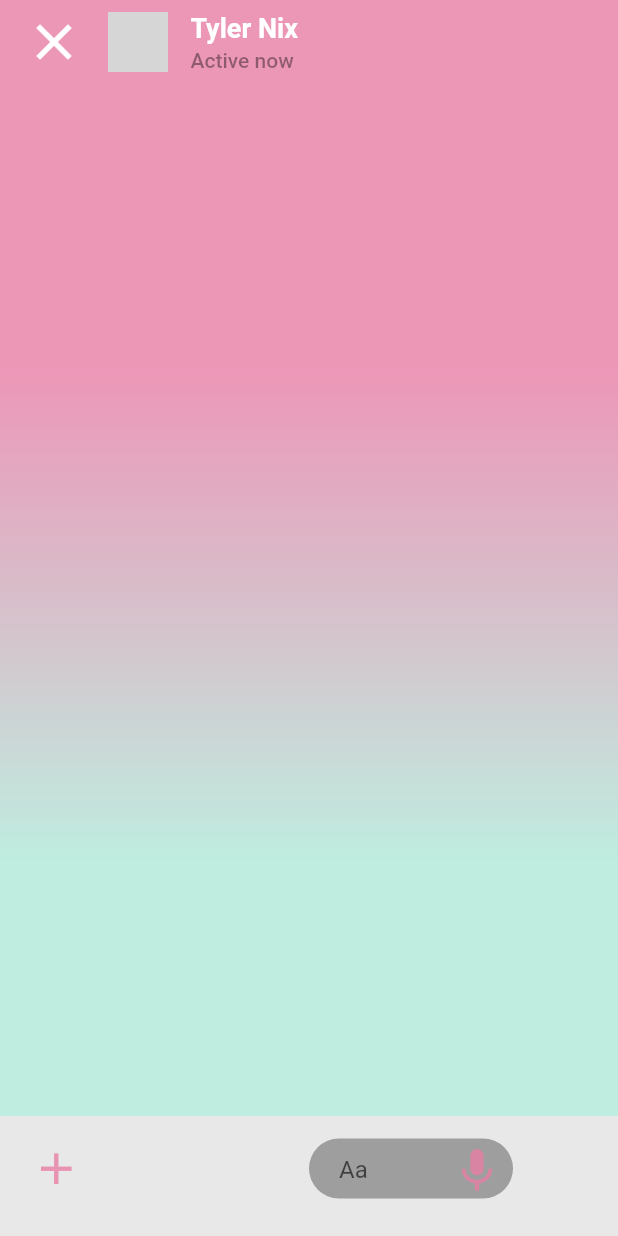
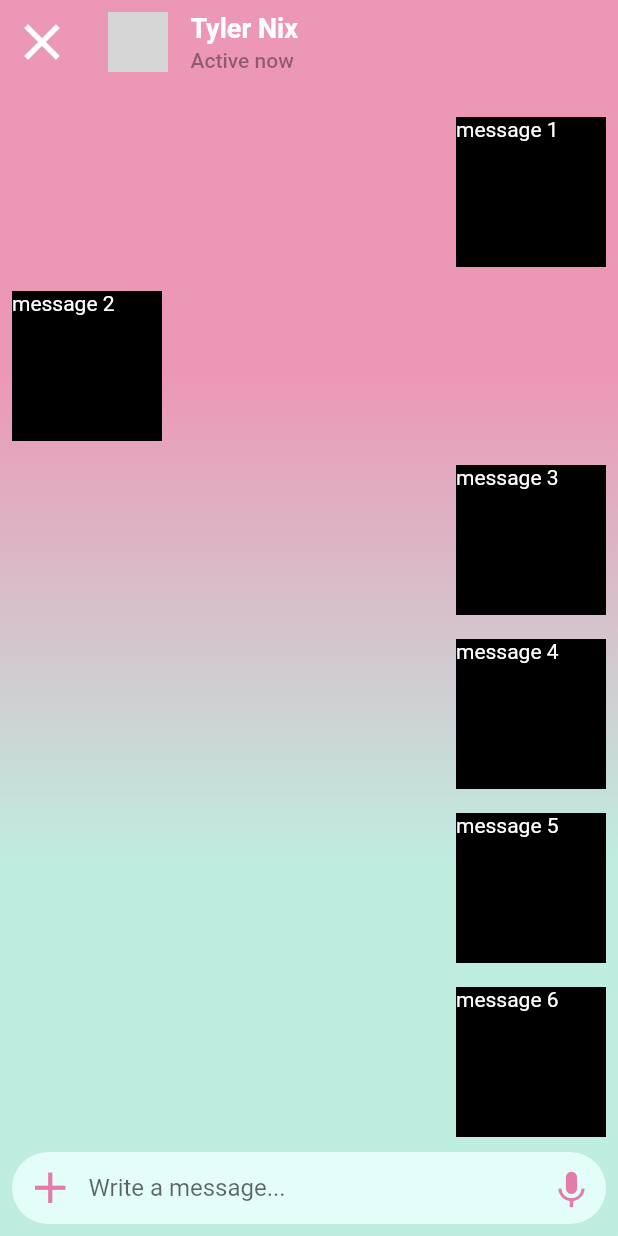
Before and after one commit to Oliinyk-Artemii/bookworm, a Flutter app: the screen it shows after launch, on a phone screen of 412 x 824 dp. Run offline on Flutter 3.47's test engine with Material 2 defaults, Android fonts, the phone set to English and light mode, and no system bars; network calls fail; grey boxes are pictures that could not be loaded.

Commit message:
Update text field in dialog_page.dart

```diff
--- a/lib/pages/dialog_page.dart
+++ b/lib/pages/dialog_page.dart
@@ -9,60 +9,82 @@ class DialogPage extends StatefulWidget {
 }
 
 class _DialogPageState extends State<DialogPage> {
-  TextEditingController _sendMessageController = new TextEditingController();
+  TextEditingController _sendMessageController = TextEditingController();
 
   @override
   Widget build(BuildContext context) {
     return Scaffold(
-      bottomSheet: getBottom(),
       extendBodyBehindAppBar: true,
       body: Container(
-        decoration: BoxDecoration(
+        decoration: const BoxDecoration(
             gradient: LinearGradient(
                 begin: Alignment.topCenter,
                 end: Alignment.bottomCenter,
                 stops: [0.3, 0.7],
                 colors: [Color(0xccE97EA6), Color(0xccB0EADA)])),
+        child: Padding(
+          padding: const EdgeInsets.only(top: 70.0),
+          child: Column(
+            children: [
+              Expanded(
+                child: SingleChildScrollView(
+                  child: Column(
+                    children: [
+                      getMessage('message 1', isRightMessage: true),
+                      getMessage('message 2', isRightMessage: false),
+                      getMessage('message 3', isRightMessage: true),
+                      getMessage('message 4', isRightMessage: true),
+                      getMessage('message 5', isRightMessage: true),
+                      getMessage('message 6', isRightMessage: true),
+                      getMessage('message 7', isRightMessage: true),
+                    ],
+                  ),
+                ),
+              ),
+              getBottom(),
+            ],
+          ),
+        ),
       ),
       appBar: AppBar(
         backgroundColor: Colors.transparent,
         elevation: 0,
-        leading: FlatButton(
+        leading: TextButton(
           onPressed: () {
             Navigator.pop(context);
           },
-            child: Icon(
+          child: const Icon(
             Icons.close,
             color: Colors.white,
             size: 40,
-            )),
+          ),
+        ),
         title: Row(
           children: <Widget>[
             Container(
               width: 40,
               height: 40,
-              decoration: BoxDecoration(
+              decoration: const BoxDecoration(
                   shape: BoxShape.circle,
                   image: DecorationImage(
                       image: NetworkImage(
                           "https://images.unsplash.com/photo-1531427186611-ecfd6d936c79?ixlib=rb-1.2.1&ixid=eyJhcHBfaWQiOjEyMDd9&auto=format&fit=crop&w=800&q=60"),
                       fit: BoxFit.cover)),
             ),
-            SizedBox(
+            const SizedBox(
               width: 15,
             ),
             Column(
               crossAxisAlignment: CrossAxisAlignment.start,
               children: <Widget>[
-                Text(
+                const Text(
                   "Tyler Nix",
                   style: TextStyle(
                       fontSize: 18,
                       fontWeight: FontWeight.bold,
-                      color: Colors.white
+                      color: Colors.white),
                 ),
-                ),
-                SizedBox(
+                const SizedBox(
                   height: 3,
                 ),
                 Text(
@@ -74,62 +96,69 @@ class _DialogPageState extends State<DialogPage> {
             )
           ],
         ),
-        actions: <Widget>[],
       ),
     );
   }
-  Widget getBottom(){
-    return Container(
-      height: 80,
-      width: double.infinity,
-      decoration: BoxDecoration(
-          color: Colors.grey.withOpacity(0.2)
-      ),
-      child: Padding(
-        padding: const EdgeInsets.only(left: 20,right: 20,bottom: 10),
+
+  Widget getMessage(String message, {required bool isRightMessage}) {
+    return Padding(
+      padding: const EdgeInsets.all(8.0),
       child: Row(
-          mainAxisAlignment: MainAxisAlignment.spaceBetween,
-          children: <Widget>[
+        mainAxisAlignment:
+            isRightMessage ? MainAxisAlignment.end : MainAxisAlignment.start,
+        children: [
           Container(
-              width: (MediaQuery.of(context).size.width - 40)/2,
-              child: Row(
-                children: <Widget>[
-                  Icon(Icons.add,size: 35,color: Color(0xccE97EA6),),
-                  SizedBox(width: 15,),
-                ],
-              ),
-            ),
-            Container(
-              width: (MediaQuery.of(context).size.width- 40)/2,
-              child: Row(
-                children: <Widget>[
-                  Container(
-                    width: (MediaQuery.of(context).size.width- 140)/2,
-                    height: 40,
-                    decoration: BoxDecoration(
-                        color: Colors.grey,
-                        borderRadius: BorderRadius.circular(20)
-                    ),
-                    child: Padding(
-                      padding: const EdgeInsets.only(left: 20),
-                      child: TextField(
-                        cursorColor: Colors.black,
-                        controller: _sendMessageController,
-                        decoration: InputDecoration(
-                            border: InputBorder.none,
-                            hintText: "Aa",
-                            suffixIcon: Icon(Icons.keyboard_voice, size: 35,color: Color(0xccE97EA6),)
-
-                        ),
-                      ),
+            width: 100,
+            height: 100,
+            color: Colors.black,
+            child: Text(
+                message,
+              style: TextStyle(color: Colors.white),
             ),
           ),
         ],
       ),
+    );
+  }
+
+  Widget getBottom() {
+    return Padding(
+      padding: const EdgeInsets.all(8.0),
+      child: Container(
+        // width: double.infinity,
+        decoration: BoxDecoration(
+          color: const Color(0xFFE3FDF8),
+          borderRadius: BorderRadius.circular(100),
         ),
-
-
-
+        child: Row(
+          // mainAxisAlignment: MainAxisAlignment.spaceBetween,
+          children: <Widget>[
+            const Padding(
+              padding: EdgeInsets.symmetric(horizontal: 8.0),
+              child: Icon(
+                Icons.add,
+                size: 35,
+                color: Color(0x99e22678),
+              ),
+            ),
+            Expanded(
+              child: TextField(
+                cursorColor: Colors.black,
+                controller: _sendMessageController,
+                decoration: const InputDecoration(
+                  border: InputBorder.none,
+                  hintText: "Write a message...",
+                ),
+              ),
+            ),
+            const Padding(
+              padding: EdgeInsets.symmetric(horizontal: 8.0),
+              child: Icon(
+                Icons.keyboard_voice,
+                size: 30,
+                color: Color(0x99e22678),
+              ),
+            ),
           ],
         ),
       ),
```
Lines whose indentation alone changed are shown as unchanged.
